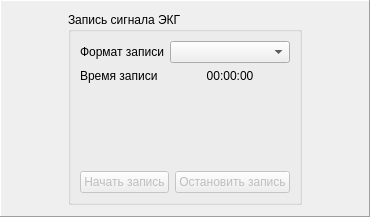
mcsltd/mcs-inRat-planner, file src/resources/frm_online_control_recording.ui: the form before one commit.
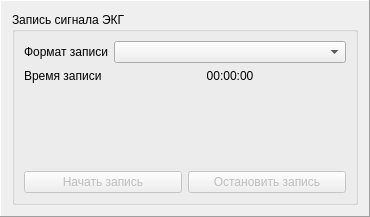
The form after the commit.

What changed in the file:
```diff
--- a/src/resources/frm_online_control_recording.ui
+++ b/src/resources/frm_online_control_recording.ui
@@ -23,7 +23,7 @@
    <item row="0" column="0">
     <widget class="QGroupBox" name="groupBox">
      <property name="sizePolicy">
-      <sizepolicy hsizetype="Fixed" vsizetype="Expanding">
+      <sizepolicy hsizetype="Preferred" vsizetype="Preferred">
        <horstretch>0</horstretch>
        <verstretch>0</verstretch>
       </sizepolicy>
```
